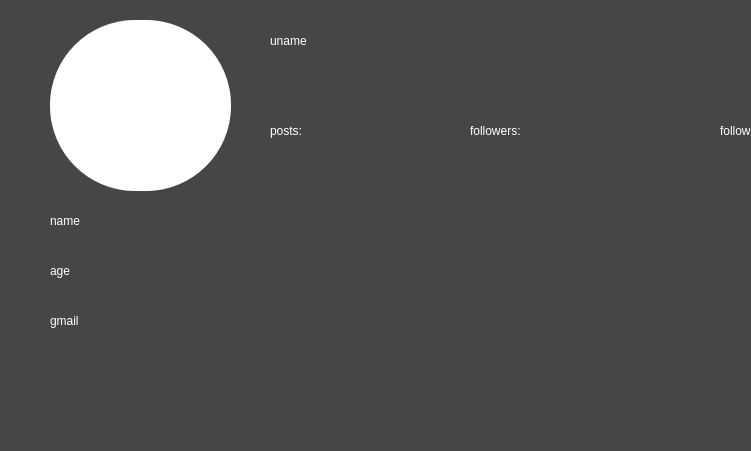
This is social-network/mainwindow.ui in mmohammadi83/social-network as Qt 5 draws it before an edit; both pictures show x 0 to 751 and y 0 to 451 of the 990 by 721 pixel window. The edited form follows.
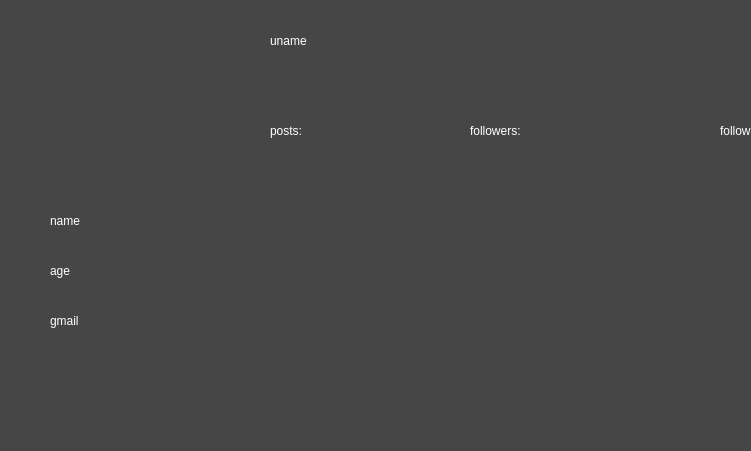
This is the edited form.

```diff
--- a/social-network/mainwindow.ui
+++ b/social-network/mainwindow.ui
@@ -21,24 +21,6 @@
 </string>
   </property>
   <widget class="QWidget" name="centralwidget">
-   <widget class="QPushButton" name="pushButton">
-    <property name="geometry">
-     <rect>
-      <x>50</x>
-      <y>20</y>
-      <width>181</width>
-      <height>171</height>
-     </rect>
-    </property>
-    <property name="styleSheet">
-     <string notr="true">border-radius: 85px;
-background-color: rgb(255, 255, 255);
-</string>
-    </property>
-    <property name="text">
-     <string/>
-    </property>
-   </widget>
    <widget class="QLabel" name="label">
     <property name="geometry">
      <rect>
@@ -122,7 +104,7 @@
      <rect>
       <x>50</x>
       <y>200</y>
-      <width>201</width>
+      <width>481</width>
       <height>41</height>
      </rect>
     </property>
@@ -135,7 +117,7 @@
      <rect>
       <x>50</x>
       <y>250</y>
-      <width>191</width>
+      <width>231</width>
       <height>41</height>
      </rect>
     </property>
@@ -148,7 +130,7 @@
      <rect>
       <x>50</x>
       <y>300</y>
-      <width>271</width>
+      <width>591</width>
       <height>41</height>
      </rect>
     </property>
@@ -169,6 +151,22 @@
      <string>uname</string>
     </property>
    </widget>
+   <widget class="QPushButton" name="prof">
+    <property name="geometry">
+     <rect>
+      <x>50</x>
+      <y>10</y>
+      <width>181</width>
+      <height>181</height>
+     </rect>
+    </property>
+    <property name="styleSheet">
+     <string notr="true"/>
+    </property>
+    <property name="text">
+     <string/>
+    </property>
+   </widget>
   </widget>
   <widget class="QMenuBar" name="menubar">
    <property name="geometry">
```
